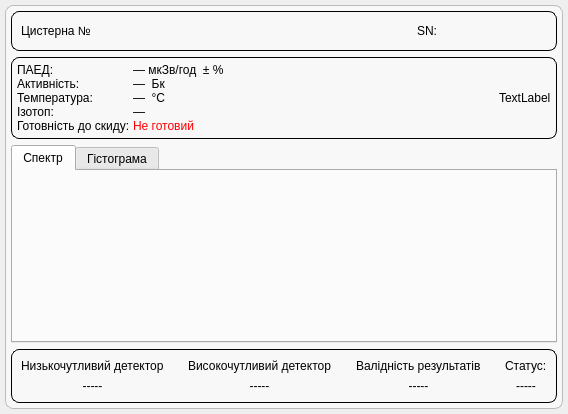
Before: the Qt Designer form _UI/dashboardbarrel.ui in Miskiv-Andrew/wroc, drawn with Qt 5.
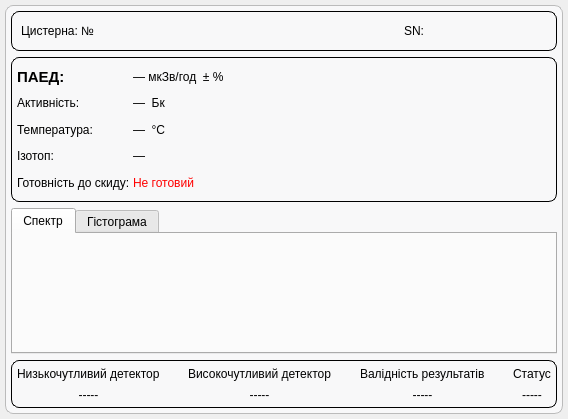
After: the same form once the commit is applied.

```diff
--- a/_UI/dashboardbarrel.ui
+++ b/_UI/dashboardbarrel.ui
@@ -7,7 +7,7 @@
     <x>0</x>
     <y>0</y>
     <width>568</width>
-    <height>414</height>
+    <height>419</height>
    </rect>
   </property>
   <property name="sizePolicy">
@@ -68,7 +68,7 @@
      <property name="frameShadow">
       <enum>QFrame::Shadow::Raised</enum>
      </property>
-     <layout class="QGridLayout" name="gridLayout_3">
+     <layout class="QGridLayout" name="gridLayout_3" rowstretch="1,3,3,1">
       <property name="leftMargin">
        <number>5</number>
       </property>
@@ -99,12 +99,27 @@
          <enum>QFrame::Shadow::Raised</enum>
         </property>
         <layout class="QHBoxLayout" name="horizontalLayout_5">
+         <property name="leftMargin">
+          <number>5</number>
+         </property>
+         <property name="topMargin">
+          <number>5</number>
+         </property>
+         <property name="rightMargin">
+          <number>5</number>
+         </property>
+         <property name="bottomMargin">
+          <number>5</number>
+         </property>
          <item>
           <layout class="QHBoxLayout" name="horizontalLayout_2">
            <item>
             <layout class="QVBoxLayout" name="verticalLayout_9">
              <item>
               <widget class="QLabel" name="lowDetectorLabel">
+               <property name="styleSheet">
+                <string notr="true">border-right: 1px black</string>
+               </property>
                <property name="text">
                 <string>Низькочутливий детектор</string>
                </property>
@@ -208,7 +223,7 @@
              <item>
               <widget class="QLabel" name="statusLabel">
                <property name="text">
-                <string>Статус:</string>
+                <string>&lt;div style='line-height:80%'&gt;Статус&lt;/div&gt;</string>
                </property>
               </widget>
              </item>
@@ -267,16 +282,26 @@
            <item>
             <widget class="QLabel" name="positionLabel">
              <property name="styleSheet">
-              <string notr="true">font: 700 11pt &quot;Segoe UI&quot;;</string>
+              <string notr="true">font: 11pt &quot;Segoe UI&quot;;</string>
              </property>
              <property name="text">
-              <string>Цистерна №</string>
+              <string>Цистерна: №</string>
              </property>
              <property name="alignment">
               <set>Qt::AlignmentFlag::AlignLeading|Qt::AlignmentFlag::AlignLeft|Qt::AlignmentFlag::AlignVCenter</set>
              </property>
             </widget>
            </item>
+           <item>
+            <widget class="QLabel" name="positionValue">
+             <property name="styleSheet">
+              <string notr="true">font: 700 11pt &quot;Segoe UI&quot;;</string>
+             </property>
+             <property name="text">
+              <string/>
+             </property>
+            </widget>
+           </item>
            <item>
             <spacer name="horizontalSpacer_2">
              <property name="orientation">
@@ -296,17 +321,30 @@
            <item>
             <widget class="QLabel" name="serialLabel">
              <property name="styleSheet">
-              <string notr="true">font: 700 11pt &quot;Segoe UI&quot;;</string>
+              <string notr="true">font: 11pt &quot;Segoe UI&quot;;</string>
              </property>
              <property name="text">
               <string>SN:</string>
              </property>
              <property name="alignment">
+              <set>Qt::AlignmentFlag::AlignRight|Qt::AlignmentFlag::AlignTrailing|Qt::AlignmentFlag::AlignVCenter</set>
+             </property>
+             <property name="margin">
+              <number>0</number>
+             </property>
+            </widget>
+           </item>
+           <item>
+            <widget class="QLabel" name="serialValue">
+             <property name="styleSheet">
+              <string notr="true">font: 700 11pt &quot;Segoe UI&quot;;</string>
+             </property>
+             <property name="text">
+              <string/>
+             </property>
+             <property name="alignment">
               <set>Qt::AlignmentFlag::AlignCenter</set>
              </property>
-             <property name="margin">
-              <number>0</number>
-             </property>
             </widget>
            </item>
           </layout>
@@ -458,6 +496,9 @@
              <property name="text">
               <string>—  °C</string>
              </property>
+             <property name="alignment">
+              <set>Qt::AlignmentFlag::AlignLeading|Qt::AlignmentFlag::AlignLeft|Qt::AlignmentFlag::AlignVCenter</set>
+             </property>
             </widget>
            </item>
            <item row="4" column="1">
@@ -469,12 +510,24 @@
              <property name="text">
               <string>Не готовий</string>
              </property>
+             <property name="alignment">
+              <set>Qt::AlignmentFlag::AlignLeading|Qt::AlignmentFlag::AlignLeft|Qt::AlignmentFlag::AlignVCenter</set>
+             </property>
             </widget>
            </item>
            <item row="0" column="0">
             <widget class="QLabel" name="doseLabel">
+             <property name="font">
+              <font>
+               <family>Segoe UI</family>
+               <pointsize>11</pointsize>
+               <italic>false</italic>
+               <bold>true</bold>
+              </font>
+             </property>
              <property name="styleSheet">
               <string notr="true">font: 700 11pt &quot;Segoe UI&quot;;
+
 </string>
              </property>
              <property name="text">
@@ -544,6 +597,12 @@
              <property name="alignment">
               <set>Qt::AlignmentFlag::AlignLeading|Qt::AlignmentFlag::AlignLeft|Qt::AlignmentFlag::AlignVCenter</set>
              </property>
+             <property name="margin">
+              <number>0</number>
+             </property>
+             <property name="indent">
+              <number>-1</number>
+             </property>
             </widget>
            </item>
            <item row="4" column="0">
@@ -598,7 +657,7 @@
            <item row="0" column="4" rowspan="5">
             <widget class="QLabel" name="barrelLabel">
              <property name="text">
-              <string>TextLabel</string>
+              <string/>
              </property>
             </widget>
            </item>
```
